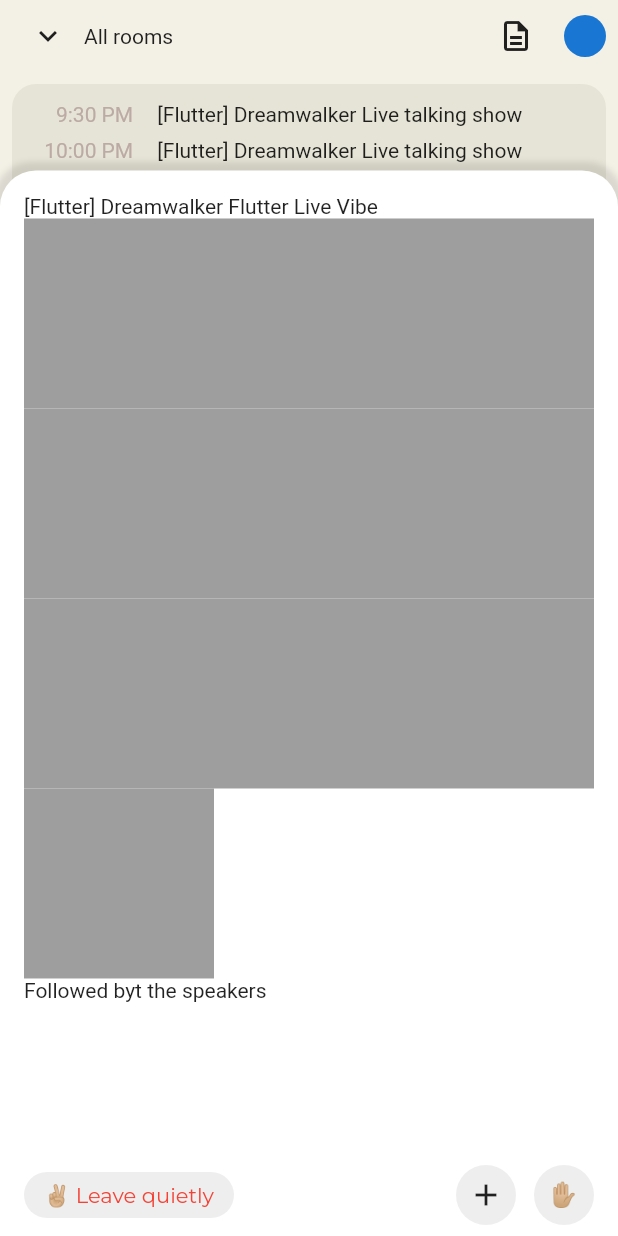
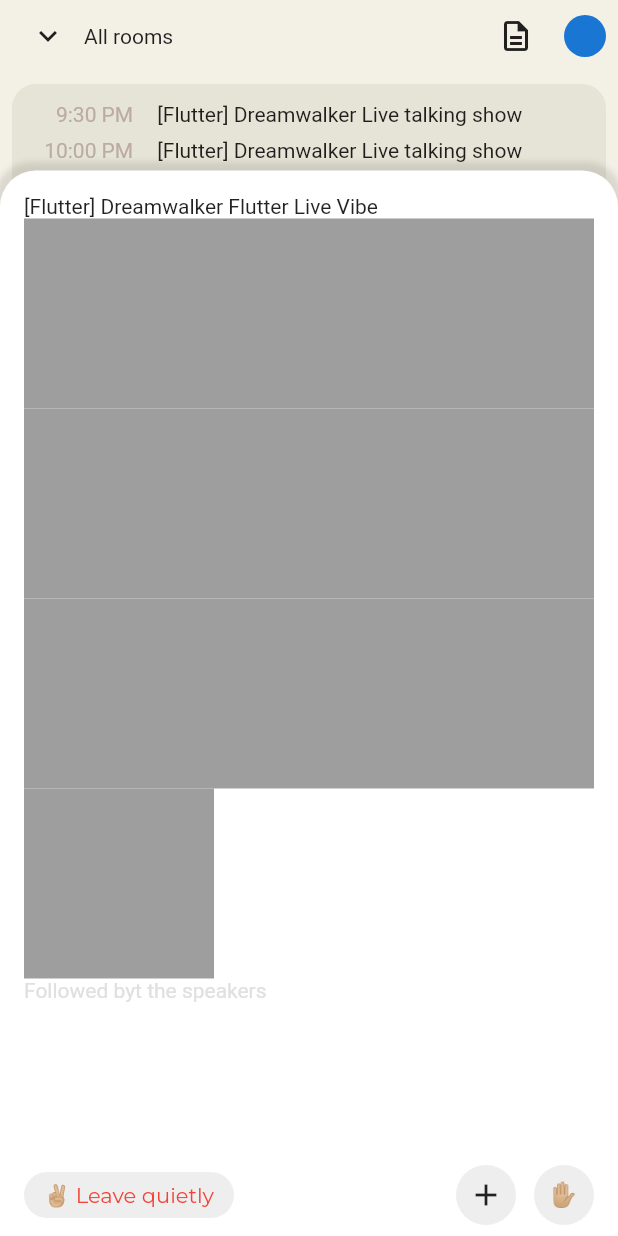
Before and after one commit to JAICHANGPARK/flutter_notebook_11th_story, a Flutter app: the screen it shows after launch, after a tap on the "apps" icon, after a tap on "+632", on a phone screen of 412 x 824 dp. Run offline on Flutter 3.47's test engine with Material 2 defaults, Android fonts, the phone set to English and light mode, and no system bars; drawn by our look-alikes of flutter_inner_drawer, flutter_slidable; our stand-ins replace backdrop, badges, google_fonts.

Commit message:
Update clubhouse_home_page.dart

```diff
--- a/lib/ep701_clubhouse/ui/clubhouse_home_page.dart
+++ b/lib/ep701_clubhouse/ui/clubhouse_home_page.dart
@@ -125,7 +125,9 @@ class _ClubhouseHomePageState extends State<ClubhouseHomePage> {
                                         ),
                                       ))
                                     ),
-                                    Text("Followed byt the speakers", style: TextStyle(),)
+                                    Text("Followed byt the speakers", style: TextStyle(
+                                      color: Colors.grey[300]
+                                    ),)
                                   ],
                                 ),
                               )),
```
